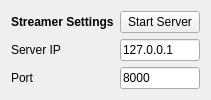
Before: the Qt Designer form src/widget/stereostreamersettings.ui in i3drobotics/StereoStreamer, drawn with Qt 5.
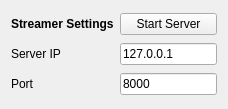
After: the same form once the commit is applied.

```diff
--- a/src/widget/stereostreamersettings.ui
+++ b/src/widget/stereostreamersettings.ui
@@ -6,8 +6,8 @@
    <rect>
     <x>0</x>
     <y>0</y>
-    <width>208</width>
-    <height>95</height>
+    <width>228</width>
+    <height>109</height>
    </rect>
   </property>
   <property name="windowTitle">
```
Left out of the diff: 4 changed lines with no effect on the pictures.
